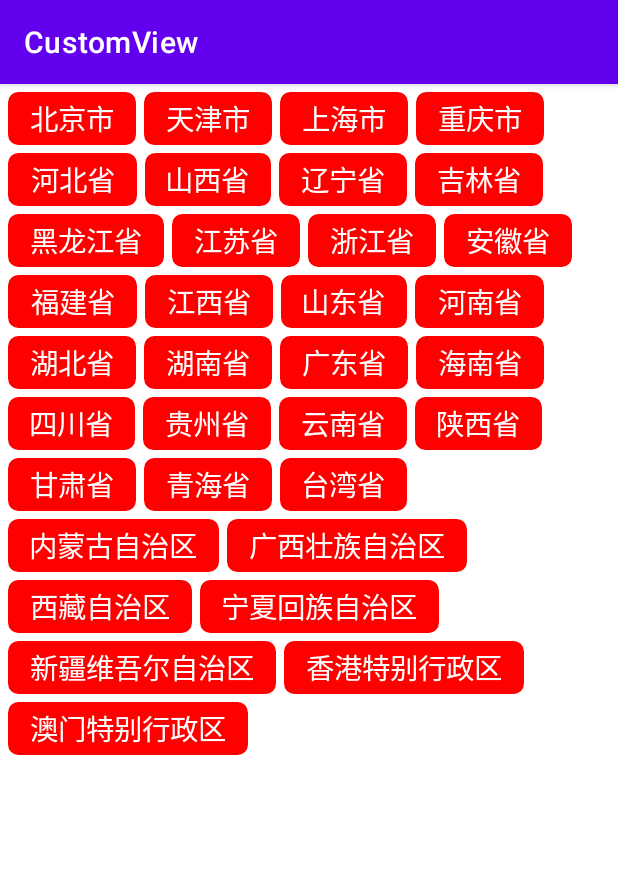
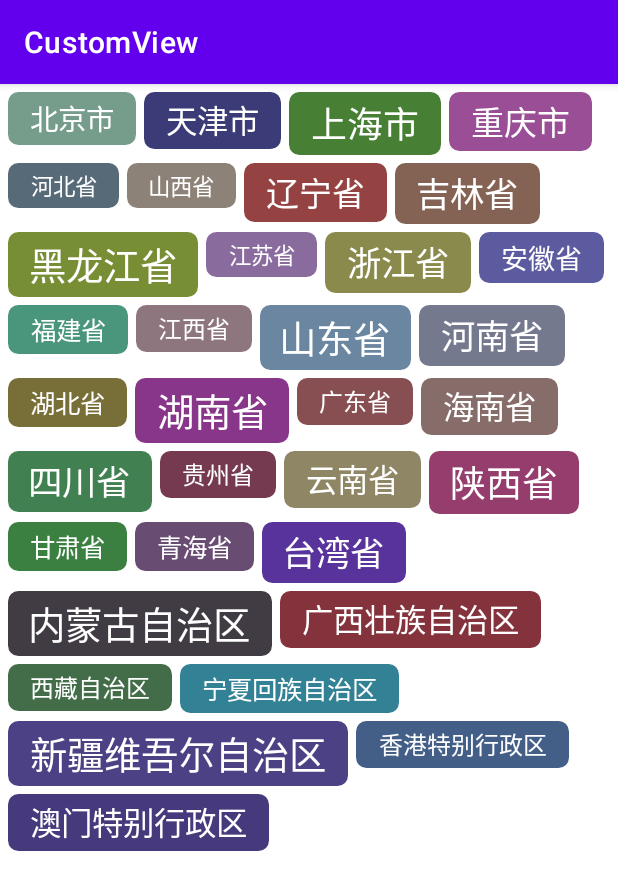
Before and after one commit to xaluoqone/HenCoderPlus, an Android app: the TagLayoutActivity screen opened directly, with no data from a screen before it, on a phone screen of 412 x 824 dp. Shown: the top 890 px of the screen. Run offline under Robolectric (Android 15) with nearby library versions, the phone set to English and light mode, and no system bars.

Commit message:
update TagLayout

```diff
--- a/CustomView/app/src/main/java/com/xaluoqone/customview/widget/TagLayout.kt
+++ b/CustomView/app/src/main/java/com/xaluoqone/customview/widget/TagLayout.kt
@@ -15,7 +15,7 @@ class TagLayout(context: Context, attrs: AttributeSet? = null) :
 
     @SuppressLint("DrawAllocation")
     override fun onMeasure(widthMeasureSpec: Int, heightMeasureSpec: Int) {
-        super.onMeasure(widthMeasureSpec, heightMeasureSpec)
+        //super.onMeasure(widthMeasureSpec, heightMeasureSpec)
         var lineHeight = 0
         val selfWidth = MeasureSpec.getSize(widthMeasureSpec)
         val selfHeight = MeasureSpec.getSize(heightMeasureSpec)
@@ -23,8 +23,10 @@ class TagLayout(context: Context, attrs: AttributeSet? = null) :
         var finalWidth = 0
         var finalHeight = 0
         children.forEachIndexed { index, it ->
-            getChildMeasureSpec(it, selfWidth, selfHeight)
-            if (nextChildX + it.measuredWidth + it.marginStart + it.marginEnd > selfWidth) {
+            val marginStartAndEnd = it.marginStart + it.marginEnd
+            getChildMeasureSpec(it, (selfWidth - marginStartAndEnd), selfHeight)
+
+            if (nextChildX + it.measuredWidth + marginStartAndEnd > selfWidth) {
                 nextChildX = 0
                 finalHeight += lineHeight
                 lineHeight = 0
--- a/CustomView/app/src/main/java/com/xaluoqone/customview/widget/TagView.kt
+++ b/CustomView/app/src/main/java/com/xaluoqone/customview/widget/TagView.kt
@@ -12,7 +12,7 @@ import com.xaluoqone.customview.ex.sp
 
 class TagView(context: Context, attrs: AttributeSet? = null) : View(context, attrs) {
     private val paint = Paint(Paint.ANTI_ALIAS_FLAG).apply {
-        textSize = 19.sp
+        textSize = (15..25).random().sp
     }
     private val bounds = Rect()
     private val fontMetrics = Paint.FontMetrics()
@@ -29,7 +29,7 @@ class TagView(context: Context, attrs: AttributeSet? = null) : View(context, att
     }
 
     override fun onMeasure(widthMeasureSpec: Int, heightMeasureSpec: Int) {
-        super.onMeasure(widthMeasureSpec, heightMeasureSpec)
+        //super.onMeasure(widthMeasureSpec, heightMeasureSpec)
         paint.getTextBounds(text, 0, text.length, bounds)
         paint.getFontMetrics(fontMetrics)
         selfWidth = bounds.width() + paddingStart + paddingEnd
@@ -42,12 +42,13 @@ class TagView(context: Context, attrs: AttributeSet? = null) : View(context, att
     }
 
     override fun onDraw(canvas: Canvas) {
-        paint.color = Color.parseColor("#ff0000")
+        paint.color =
+            Color.argb(255, (50..160).random(), (50..160).random(), (50..160).random())
         canvas.drawRoundRect(
             0f,
             0f,
-            selfWidth.toFloat(),
-            selfHeight.toFloat(),
+            width.toFloat(),
+            height.toFloat(),
             radius,
             radius,
             paint
```
